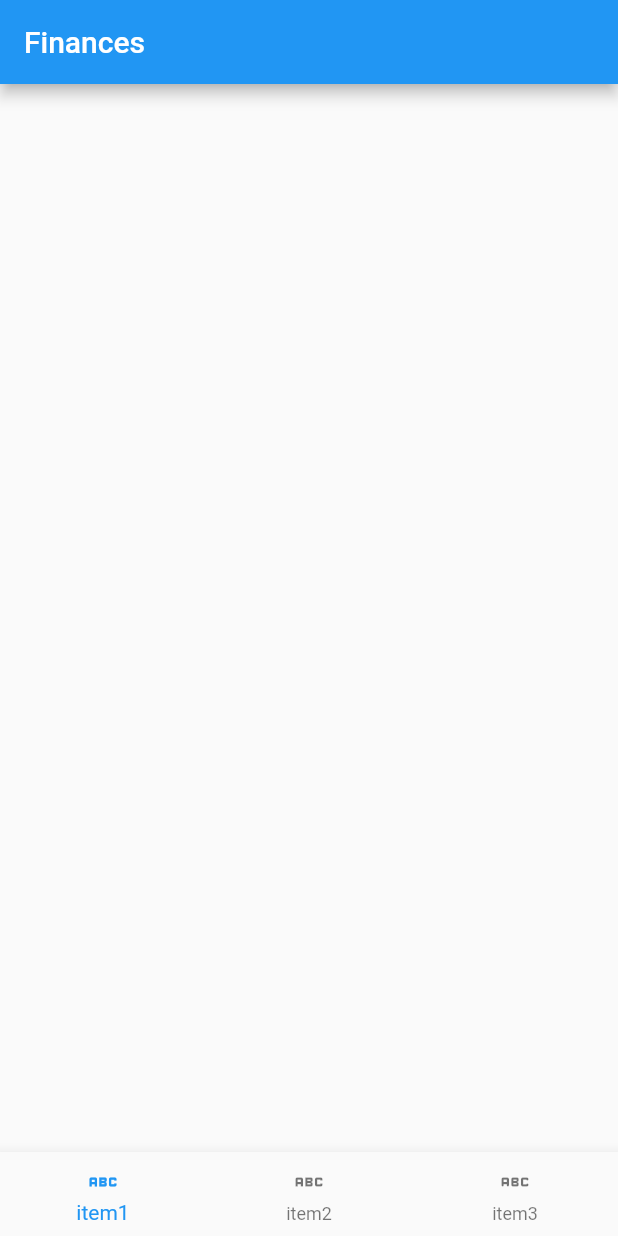
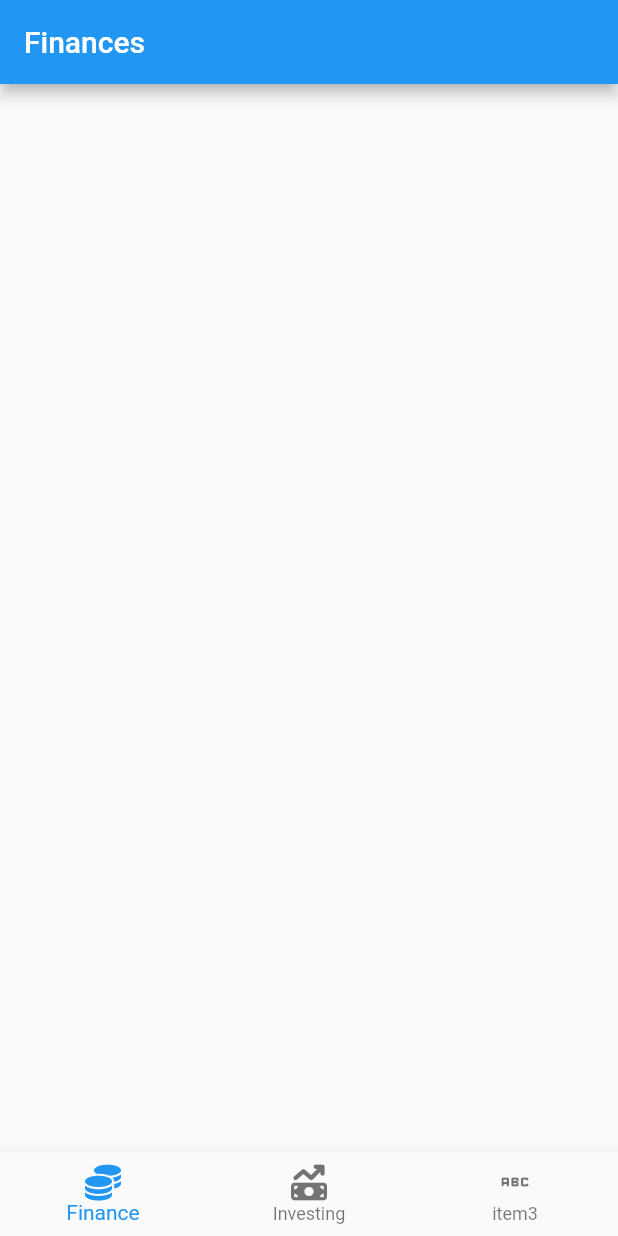
Before and after one commit to MaxMcRolly/gimme-the-loot, a Flutter app: the screen it shows after launch, on a phone screen of 412 x 824 dp. Run offline on Flutter 3.47's test engine with Material 2 defaults, Android fonts, the phone set to English and light mode, and no system bars; our stand-ins replace bloc, equatable, flutter_bloc, font_awesome_flutter.

Commit message:
Added proper icons for bottomnavbar

```diff
--- a/gimme_the_loot/lib/home/widgets/bottom_navigation_bar.dart
+++ b/gimme_the_loot/lib/home/widgets/bottom_navigation_bar.dart
@@ -1,3 +1,4 @@
+import 'package:font_awesome_flutter/font_awesome_flutter.dart';
 import "package:gimme_the_loot/imports.dart";
 
 class BottomNavBar extends StatefulWidget {
@@ -29,16 +30,19 @@ class _BottomNavBarState extends State<BottomNavBar> {
   @override
   Widget build(BuildContext context) {
     return BottomNavigationBar(
+      // backgroundColor: Colors.black,
+      // unselectedItemColor: Colors.orangeAccent,
+      // fixedColor: Colors.yellow,
       onTap: _onItemTapped,
       currentIndex: context.read<PageViewCubit>().state.currentPageIndex,
       items: [
         BottomNavigationBarItem(
-          icon: Icon(Icons.abc),
-          label: "item1",
+          icon: Icon(FontAwesomeIcons.coins),
+          label: "Finance",
         ),
         BottomNavigationBarItem(
-          icon: Icon(Icons.abc_outlined),
-          label: "item2",
+          icon: Icon(FontAwesomeIcons.moneyBillTrendUp),
+          label: "Investing",
         ),
         BottomNavigationBarItem(
           icon: Icon(Icons.abc_rounded),
```
